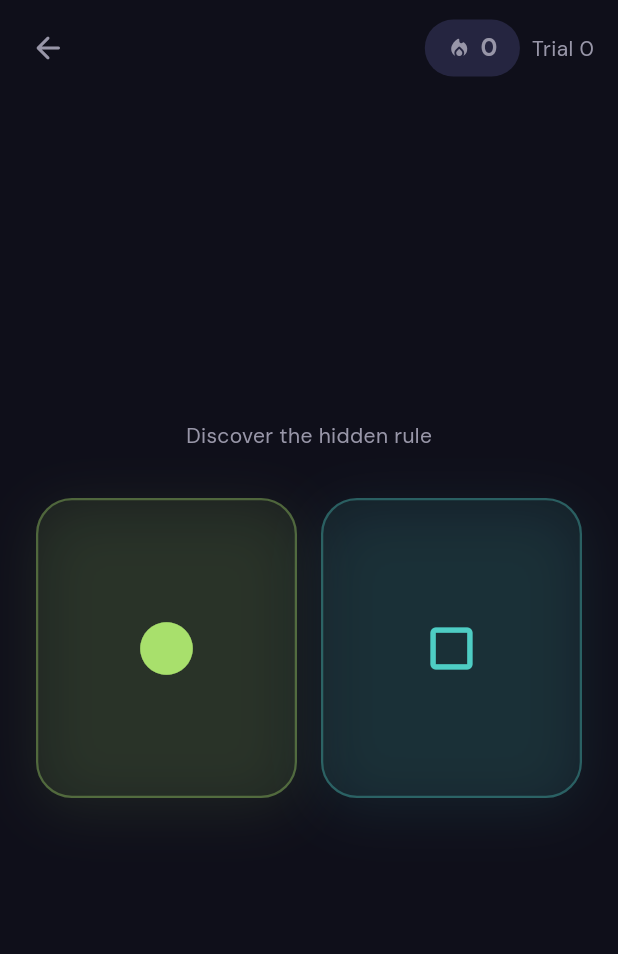
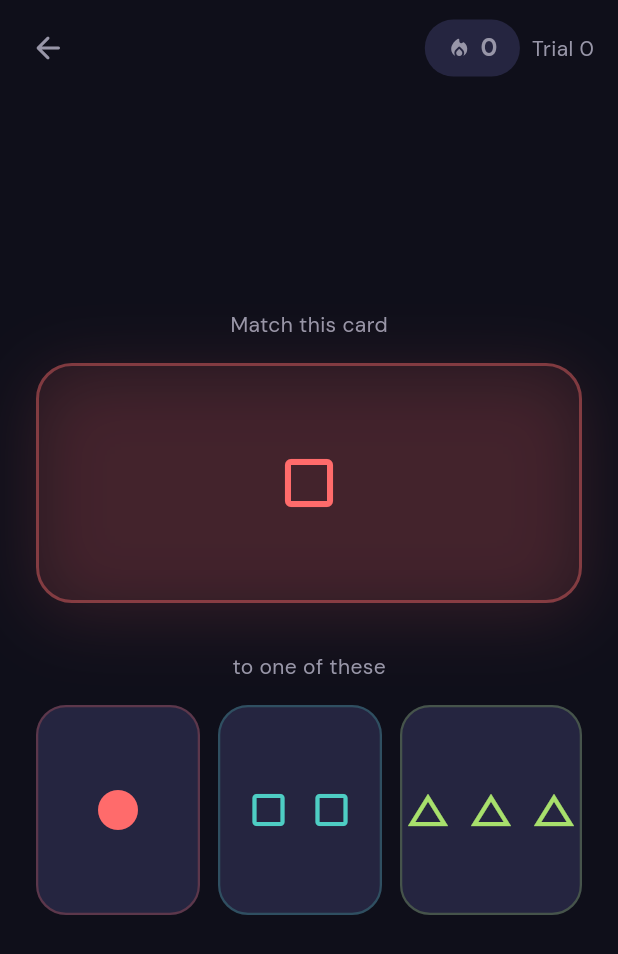
Before and after one commit to DJRHails/neurotech-hackathon, a Flutter app: the GamePage screen opened directly, on a phone screen of 412 x 824 dp. Shown: the top 954 px of the screen. Run offline on Flutter 3.47's test engine with Material 3 defaults, Android fonts, the light colour scheme and no system bars; our stand-ins replace google_fonts; network calls fail.

```diff
--- a/flutter/lib/main.dart
+++ b/flutter/lib/main.dart
@@ -358,27 +358,13 @@ class _RoleCardState extends State<_RoleCard> {
 }
 
 // ---------------------------------------------------------------------------
-// Data models & enums (game logic unchanged)
+// Data models & enums
 // ---------------------------------------------------------------------------
 enum CardColorOption { red, blue, green }
 
 enum CardShapeOption { circle, square, triangle }
 
-enum RuleType {
-  pickRed,
-  pickBlue,
-  pickGreen,
-  moreShapes,
-  fewerShapes,
-  circles,
-  squares,
-  triangles,
-  redCircle,
-  blueSquare,
-  greenTriangle,
-  redMoreShapes,
-  circleFewerShapes,
-}
+enum MatchRule { color, shape, count }
 
 class GameCard {
   final CardColorOption color;
@@ -392,8 +378,18 @@ class GameCard {
   });
 }
 
+const kKeyCards = [
+  GameCard(color: CardColorOption.red, shape: CardShapeOption.circle, count: 1),
+  GameCard(color: CardColorOption.blue, shape: CardShapeOption.square, count: 2),
+  GameCard(
+    color: CardColorOption.green,
+    shape: CardShapeOption.triangle,
+    count: 3,
+  ),
+];
+
 // ---------------------------------------------------------------------------
-// Game page
+// Game page — classic WCST layout
 // ---------------------------------------------------------------------------
 class GamePage extends StatefulWidget {
   const GamePage({super.key});
@@ -406,17 +402,16 @@ class _GamePageState extends State<GamePage>
     with TickerProviderStateMixin {
   final Random _random = Random(42);
 
-  late List<RuleType> _ruleOrder;
+  late List<MatchRule> _ruleOrder;
   int _ruleIndex = 0;
-  late RuleType _currentRule;
-  late List<GameCard> _cards;
+  late MatchRule _currentRule;
+  late GameCard _responseCard;
 
   int _streak = 0;
   int _totalTrials = 0;
   int _totalCorrect = 0;
 
   bool? _lastCorrect;
-  GameCard? _previousCorrectCard;
 
   WebSocketChannel? _channel;
   String? _lastServerMessage;
@@ -427,9 +422,9 @@ class _GamePageState extends State<GamePage>
   @override
   void initState() {
     super.initState();
-    _ruleOrder = List.of(RuleType.values)..shuffle(_random);
+    _ruleOrder = List.of(MatchRule.values)..shuffle(_random);
     _currentRule = _ruleOrder[_ruleIndex];
-    _cards = _generateCardsForRule(_currentRule);
+    _responseCard = _generateResponseCard();
     _connectToWebSocket();
 
     _feedbackAnim = AnimationController(
@@ -466,7 +461,7 @@ class _GamePageState extends State<GamePage>
     }
   }
 
-  // ---- Game logic (unchanged) ----
+  // ---- Game logic ----
 
   void _advanceRule() {
     _ruleIndex = (_ruleIndex + 1) % _ruleOrder.length;
@@ -474,231 +469,51 @@ class _GamePageState extends State<GamePage>
     _streak = 0;
   }
 
-  List<GameCard> _generateCardsForRule(RuleType rule) {
-    GameCard correct;
-    GameCard other;
-
-    CardColorOption randomColor() =>
-        CardColorOption.values[_random.nextInt(3)];
-    CardShapeOption randomShape() =>
-        CardShapeOption.values[_random.nextInt(3)];
-
-    switch (rule) {
-      case RuleType.pickRed:
-        correct = GameCard(
-          color: CardColorOption.red,
-          shape: randomShape(),
-          count: _random.nextInt(3) + 1,
-        );
-        other = GameCard(
-          color: CardColorOption.blue,
-          shape: randomShape(),
-          count: correct.count,
-        );
-      case RuleType.pickBlue:
-        correct = GameCard(
-          color: CardColorOption.blue,
-          shape: randomShape(),
-          count: _random.nextInt(3) + 1,
-        );
-        other = GameCard(
-          color: CardColorOption.red,
-          shape: randomShape(),
-          count: correct.count,
-        );
-      case RuleType.pickGreen:
-        correct = GameCard(
-          color: CardColorOption.green,
-          shape: randomShape(),
-          count: _random.nextInt(3) + 1,
-        );
-        other = GameCard(
-          color: CardColorOption.red,
-          shape: randomShape(),
-          count: correct.count,
-        );
-      case RuleType.moreShapes:
-        final s = randomShape();
-        final c = randomColor();
-        final lo = _random.nextInt(2) + 1;
-        final hi = lo + _random.nextInt(2) + 1;
-        correct = GameCard(color: c, shape: s, count: hi);
-        other = GameCard(color: c, shape: s, count: lo);
-      case RuleType.fewerShapes:
-        final s = randomShape();
-        final c = randomColor();
-        final lo = _random.nextInt(2) + 1;
-        final hi = lo + _random.nextInt(2) + 1;
-        correct = GameCard(color: c, shape: s, count: lo);
-        other = GameCard(color: c, shape: s, count: hi);
-      case RuleType.circles:
-        final c = randomColor();
-        final n = _random.nextInt(3) + 1;
-        correct = GameCard(
-          color: c,
-          shape: CardShapeOption.circle,
-          count: n,
-        );
-        other = GameCard(
-          color: c,
-          shape: CardShapeOption.square,
-          count: n,
-        );
-      case RuleType.squares:
-        final c = randomColor();
-        final n = _random.nextInt(3) + 1;
-        correct = GameCard(
-          color: c,
-          shape: CardShapeOption.square,
-          count: n,
-        );
-        other = GameCard(
-          color: c,
-          shape: CardShapeOption.triangle,
-          count: n,
-        );
-      case RuleType.triangles:
-        final c = randomColor();
-        final n = _random.nextInt(3) + 1;
-        correct = GameCard(
-          color: c,
-          shape: CardShapeOption.triangle,
-          count: n,
-        );
-        other = GameCard(
-          color: c,
-          shape: CardShapeOption.circle,
-          count: n,
-        );
-      case RuleType.redCircle:
-        correct = GameCard(
-          color: CardColorOption.red,
-          shape: CardShapeOption.circle,
-          count: _random.nextInt(3) + 1,
-        );
-        other = GameCard(
-          color: CardColorOption.blue,
-          shape: CardShapeOption.square,
-          count: correct.count,
-        );
-      case RuleType.blueSquare:
-        correct = GameCard(
-          color: CardColorOption.blue,
-          shape: CardShapeOption.square,
-          count: _random.nextInt(3) + 1,
-        );
-        other = GameCard(
-          color: CardColorOption.green,
-          shape: CardShapeOption.circle,
-          count: correct.count,
-        );
-      case RuleType.greenTriangle:
-        correct = GameCard(
-          color: CardColorOption.green,
-          shape: CardShapeOption.triangle,
-          count: _random.nextInt(3) + 1,
-        );
-        other = GameCard(
-          color: CardColorOption.red,
-          shape: CardShapeOption.circle,
-          count: correct.count,
-        );
-      case RuleType.redMoreShapes:
-        final s = randomShape();
-        final lo = _random.nextInt(2) + 1;
-        final hi = lo + _random.nextInt(2) + 1;
-        correct = GameCard(
-          color: CardColorOption.red,
-          shape: s,
-          count: hi,
-        );
-        other = GameCard(
-          color: CardColorOption.blue,
-          shape: s,
-          count: lo,
-        );
-      case RuleType.circleFewerShapes:
-        final c = randomColor();
-        final lo = _random.nextInt(2) + 1;
-        final hi = lo + _random.nextInt(2) + 1;
-        correct = GameCard(
-          color: c,
-          shape: CardShapeOption.circle,
-          count: lo,
-        );
-        other = GameCard(
-          color: c,
-          shape: CardShapeOption.square,
-          count: hi,
-        );
+  GameCard _generateResponseCard() {
+    // Generate a card where at least 2 dimensions point to
+    // different key cards, avoiding trivial all-same matches.
+    while (true) {
+      final color = CardColorOption.values[_random.nextInt(3)];
+      final shape = CardShapeOption.values[_random.nextInt(3)];
+      final count = _random.nextInt(3) + 1;
+      final ci = color.index;
+      final si = shape.index;
+      final ni = count - 1;
+      if (ci != si || si != ni) {
+        return GameCard(color: color, shape: shape, count: count);
+      }
     }
-
-    return _random.nextBool() ? [correct, other] : [other, correct];
   }
 
-  bool _isCorrectChoice(int index) {
-    final left = _cards[0];
-    final right = _cards[1];
-
-    bool matchesRule(GameCard card) {
-      switch (_currentRule) {
-        case RuleType.pickRed:
-          return card.color == CardColorOption.red;
-        case RuleType.pickBlue:
-          return card.color == CardColorOption.blue;
-        case RuleType.pickGreen:
-          return card.color == CardColorOption.green;
-        case RuleType.moreShapes:
-          return card.count == max(left.count, right.count);
-        case RuleType.fewerShapes:
-          return card.count == min(left.count, right.count);
-        case RuleType.circles:
-          return card.shape == CardShapeOption.circle;
-        case RuleType.squares:
-          return card.shape == CardShapeOption.square;
-        case RuleType.triangles:
-          return card.shape == CardShapeOption.triangle;
-        case RuleType.redCircle:
-          return card.color == CardColorOption.red &&
-              card.shape == CardShapeOption.circle;
-        case RuleType.blueSquare:
-          return card.color == CardColorOption.blue &&
-              card.shape == CardShapeOption.square;
-        case RuleType.greenTriangle:
-          return card.color == CardColorOption.green &&
-              card.shape == CardShapeOption.triangle;
-        case RuleType.redMoreShapes:
-          return card.color == CardColorOption.red &&
-              card.count == max(left.count, right.count);
-        case RuleType.circleFewerShapes:
-          return card.shape == CardShapeOption.circle &&
-              card.count == min(left.count, right.count);
-      }
+  int _correctKeyIndex() {
+    switch (_currentRule) {
+      case MatchRule.color:
+        return _responseCard.color.index;
+      case MatchRule.shape:
+        return _responseCard.shape.index;
+      case MatchRule.count:
+        return _responseCard.count - 1;
     }
-
-    return matchesRule(_cards[index]);
   }
 
-  void _onCardTapped(int index) {
-    final correct = _isCorrectChoice(index);
+  void _onOptionTapped(int keyIndex) {
+    final correct = keyIndex == _correctKeyIndex();
 
     setState(() {
       _lastCorrect = correct;
       _totalTrials++;
       if (correct) {
         _totalCorrect++;
-        _previousCorrectCard = _cards[index];
         _streak++;
       } else {
         _streak = 0;
-        _previousCorrectCard = null;
       }
 
       if (_streak >= 10) {
         _advanceRule();
       }
 
-      _cards = _generateCardsForRule(_currentRule);
+      _responseCard = _generateResponseCard();
     });
 
     debugPrint('Current rule: ${_currentRule.name}');
@@ -749,18 +564,20 @@ class _GamePageState extends State<GamePage>
                   mainAxisAlignment: MainAxisAlignment.center,
                   children: [
                     Text(
-                      'Discover the hidden rule',
+                      'Match this card',
                       style: tt.bodyMedium,
                     ),
+                    const SizedBox(height: 16),
+                    _buildReferenceCard(),
                     const SizedBox(height: 32),
-                    _buildCardPair(),
-                    const SizedBox(height: 28),
+                    Text(
+                      'to one of these',
+                      style: tt.bodyMedium,
+                    ),
+                    const SizedBox(height: 16),
+                    _buildOptionCards(),
+                    const SizedBox(height: 24),
                     _buildFeedback(tt),
-                    if (_previousCorrectCard != null &&
-                        _lastCorrect == true) ...[
-                      const SizedBox(height: 20),
-                      _buildReferenceSection(tt),
-                    ],
                     if (_lastServerMessage != null) ...[
                       const SizedBox(height: 16),
                       _buildServerMessage(tt),
@@ -790,7 +607,6 @@ class _GamePageState extends State<GamePage>
             ),
           ),
           const Spacer(),
-          // Streak indicator
           Container(
             padding: const EdgeInsets.symmetric(
               horizontal: 14,
@@ -831,7 +647,6 @@ class _GamePageState extends State<GamePage>
             ),
           ),
           const SizedBox(width: 8),
-          // Trial counter
           Text(
             'Trial $_totalTrials',
             style: tt.bodyMedium,
@@ -841,49 +656,28 @@ class _GamePageState extends State<GamePage>
     );
   }
 
-  Widget _buildCardPair() {
+  Widget _buildReferenceCard() {
+    final color = _mapColor(_responseCard.color);
+
     return FadeTransition(
       opacity: CurvedAnimation(
         parent: _cardEntryAnim,
         curve: Curves.easeOut,
       ),
-      child: SlideTransition(
-        position: Tween<Offset>(
-          begin: const Offset(0, 0.04),
-          end: Offset.zero,
-        ).animate(CurvedAnimation(
-          parent: _cardEntryAnim,
-          curve: Curves.easeOutCubic,
-        )),
-        child: Row(
-          children: [
-            Expanded(child: _buildGameCard(_cards[0], 0)),
-            const SizedBox(width: 16),
-            Expanded(child: _buildGameCard(_cards[1], 1)),
-          ],
-        ),
-      ),
-    );
-  }
-
-  Widget _buildGameCard(GameCard card, int index) {
-    final color = _mapColor(card.color);
-
-    return GestureDetector(
-      onTap: () => _onCardTapped(index),
       child: Container(
-        height: 200,
+        height: 160,
+        width: double.infinity,
         decoration: BoxDecoration(
           color: color.withValues(alpha: 0.08),
           borderRadius: BorderRadius.circular(24),
           border: Border.all(
-            color: color.withValues(alpha: 0.35),
-            width: 1.5,
+            color: color.withValues(alpha: 0.4),
+            width: 2,
           ),
           boxShadow: [
             BoxShadow(
-              color: color.withValues(alpha: 0.1),
-              blurRadius: 32,
+              color: color.withValues(alpha: 0.15),
+              blurRadius: 40,
               spreadRadius: 0,
               offset: const Offset(0, 8),
             ),
@@ -892,19 +686,64 @@ class _GamePageState extends State<GamePage>
         child: Center(
           child: Wrap(
             alignment: WrapAlignment.center,
-            spacing: 14,
-            runSpacing: 14,
+            spacing: 16,
+            runSpacing: 16,
             children: List.generate(
-              card.count,
+              _responseCard.count,
               (_) => Icon(
-                _mapShapeIcon(card.shape),
-                size: 42,
+                _mapShapeIcon(_responseCard.shape),
+                size: 48,
                 color: color,
               ),
             ),
           ),
         ),
       ),
+    );
+  }
+
+  Widget _buildOptionCards() {
+    return Row(
+      children: List.generate(kKeyCards.length, (i) {
+        final card = kKeyCards[i];
+        final color = _mapColor(card.color);
+        final isLast = i == kKeyCards.length - 1;
+
+        return Expanded(
+          child: Padding(
+            padding: EdgeInsets.only(right: isLast ? 0 : 12),
+            child: GestureDetector(
+              onTap: () => _onOptionTapped(i),
+              child: Container(
+                height: 140,
+                decoration: BoxDecoration(
+                  color: FlexPalette.surfaceLight,
+                  borderRadius: BorderRadius.circular(20),
+                  border: Border.all(
+                    color: color.withValues(alpha: 0.25),
+                    width: 1.5,
+                  ),
+                ),
+                child: Center(
+                  child: Wrap(
+                    alignment: WrapAlignment.center,
+                    spacing: 10,
+                    runSpacing: 10,
+                    children: List.generate(
+                      card.count,
+                      (_) => Icon(
+                        _mapShapeIcon(card.shape),
+                        size: 32,
+                        color: color,
+                      ),
+                    ),
+                  ),
+                ),
+              ),
+            ),
+          ),
+        );
+      }),
     );
   }
 
@@ -949,43 +788,6 @@ class _GamePageState extends State<GamePage>
           ],
         ),
       ),
-    );
-  }
-
-  Widget _buildReferenceSection(TextTheme tt) {
-    final card = _previousCorrectCard!;
-    final color = _mapColor(card.color);
-
-    return Column(
-      crossAxisAlignment: CrossAxisAlignment.start,
-      children: [
-        Text('Previous correct', style: tt.bodyMedium),
-        const SizedBox(height: 8),
-        Container(
-          height: 80,
-          decoration: BoxDecoration(
-            color: color.withValues(alpha: 0.06),
-            borderRadius: BorderRadius.circular(16),
-            border: Border.all(
-              color: color.withValues(alpha: 0.2),
-            ),
-          ),
-          child: Center(
-            child: Wrap(
-              alignment: WrapAlignment.center,
-              spacing: 10,
-              children: List.generate(
-                card.count,
-                (_) => Icon(
-                  _mapShapeIcon(card.shape),
-                  size: 28,
-                  color: color.withValues(alpha: 0.7),
-                ),
-              ),
-            ),
-          ),
-        ),
-      ],
     );
   }
 
```
Also changed, not shown: flutter/pubspec.lock, 22 other files.
